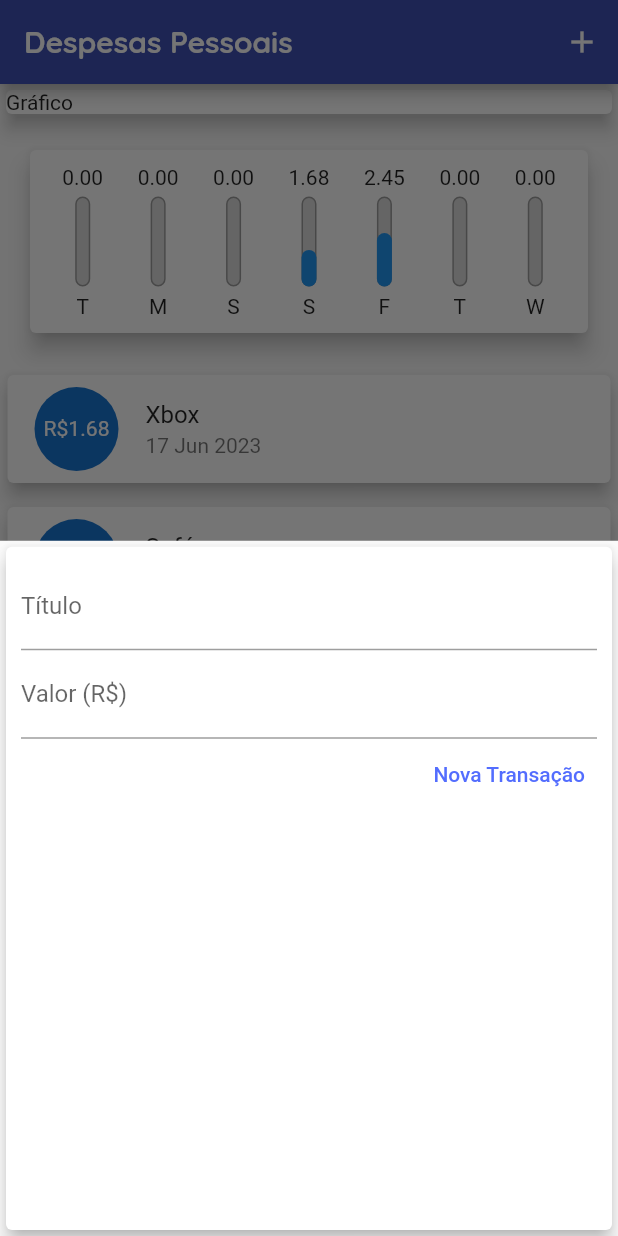
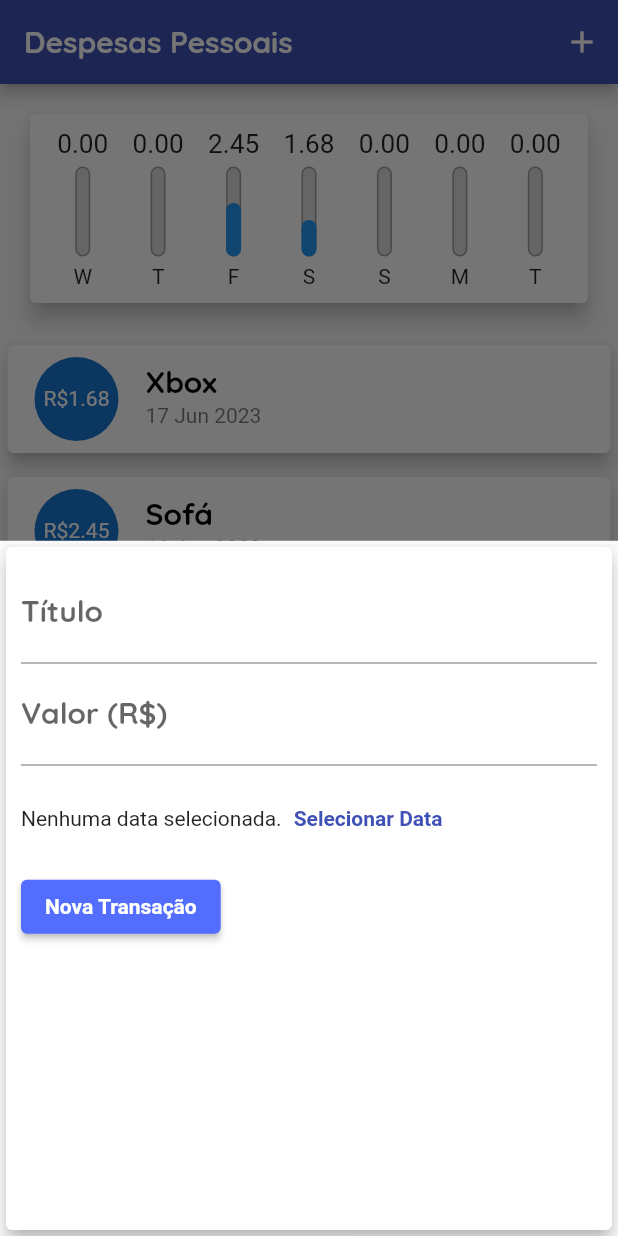
Before and after one commit to GuilhermeAmaroDev/projeto_despesas, a Flutter app: the screen it shows after launch, after a tap on the "add" icon, on a phone screen of 412 x 824 dp. Run offline on Flutter 3.47's test engine with Material 2 defaults, Android fonts, the phone set to English and light mode, and no system bars.

Commit message:
alterações ao adicionar itens

```diff
--- a/lib/components/chart.dart
+++ b/lib/components/chart.dart
@@ -31,7 +31,7 @@ class Chart extends StatelessWidget {
       return {
       'day': DateFormat.E().format(weekDay)[0],
       'value' : totalSum };
-    });
+    }).reversed.toList();
   }
 
   ///Para calcular o total que foi gasto na semana
--- a/lib/components/chart_bar.dart
+++ b/lib/components/chart_bar.dart
@@ -12,8 +12,11 @@ class ChartBar extends StatelessWidget {
   Widget build(BuildContext context) {
     return Column(
       children: [
-        FittedBox(
-            child: Text('${value.toStringAsFixed(2)}'),
+        Container(
+          height: 20,
+          child: FittedBox(
+              child: Text('${value.toStringAsFixed(2)}'),
+          ),
         ),
         SizedBox(height: 5),
         Container(
--- a/lib/components/transaction_form.dart
+++ b/lib/components/transaction_form.dart
@@ -14,15 +14,14 @@ class _TransactionFormState extends State<TransactionForm> {
 
   final valueController = TextEditingController();
 
-  _submitForm()
-  {
-      final title =  titleController.text;
-      final value =  double.tryParse(valueController.text) ?? 0.0;
+  _submitForm() {
+    final title = titleController.text;
+    final value = double.tryParse(valueController.text) ?? 0.0;
 
-      if(title.isEmpty || value <= 0 ){
-        return;
-      }
-      widget.onSubmit(title, value);
+    if (title.isEmpty || value <= 0) {
+      return;
+    }
+    widget.onSubmit(title, value);
   }
 
   @override
@@ -36,26 +35,41 @@ class _TransactionFormState extends State<TransactionForm> {
             TextField(
               controller: titleController,
               onSubmitted: (_) => _submitForm(),
-              decoration: InputDecoration
-            (labelText: 'Título'),
+              decoration: InputDecoration(labelText: 'Título'),
             ),
             TextField(
               controller: valueController,
-              keyboardType: const TextInputType.numberWithOptions(decimal: true),
+              keyboardType:
+                  const TextInputType.numberWithOptions(decimal: true),
               onSubmitted: (_) => _submitForm(),
-              decoration: InputDecoration(
+              decoration: const InputDecoration(
                 labelText: 'Valor (R\$)',
               ),
             ),
+            Container(
+              height: 70,
+              child: Row(
+                children: [
+                  const Text('Nenhuma data selecionada.'),
+                  TextButton(
+                    onPressed: () {},
+                    child: Text('Selecionar Data'),
+                    style: TextButton.styleFrom(
+                        foregroundColor: Theme.of(context).colorScheme.primary
+                    ),
+                  ),
+                ],
+              ),
+            ),
             Row(
-              mainAxisAlignment: MainAxisAlignment.end,
+              mainAxisAlignment: MainAxisAlignment.start,
               children: [
-                TextButton(
+                ElevatedButton(
                   onPressed: _submitForm,
                   child: Text('Nova Transação'),
                   style: TextButton.styleFrom(
-                    foregroundColor: Colors.indigoAccent,
-                  ),
+                    backgroundColor: Theme.of(context).colorScheme.secondary,
+                          foregroundColor: Theme.of(context).textTheme.labelLarge?.color)
                 ),
               ],
             )
--- a/lib/main.dart
+++ b/lib/main.dart
@@ -20,14 +20,19 @@ class DespesasApp extends StatelessWidget {
         theme: tema.copyWith(
           colorScheme: tema.colorScheme.copyWith(
             primary: Colors.indigo,
-            secondary: Colors.indigo,
+            secondary: Colors.indigoAccent,
           ),
           textTheme: tema.textTheme.copyWith(
-            headline6: const TextStyle(
+            titleMedium: const TextStyle(
               fontFamily: 'Quicksand',
               fontSize: 20,
+              fontWeight: FontWeight.bold,
+              color: Colors.black,
+            ),
+            labelLarge: const TextStyle(
               color: Colors.white,
-            ),
+              fontWeight: FontWeight.bold
+            )
           ),
           appBarTheme: const AppBarTheme(
             titleTextStyle: TextStyle(
@@ -106,10 +111,10 @@ class _MyHomePageState extends State<MyHomePage> {
       body: SingleChildScrollView(
         child:
             Column(crossAxisAlignment: CrossAxisAlignment.stretch, children: [
-          Container(
-            width: double.infinity,
-            child: const Card(elevation: 5, child: Text('Gráfico')),
-          ),
+          // Container(
+          //   width: double.infinity,
+          //   child: const Card(elevation: 5, child: Text('Gráfico')),
+          // ),
           Chart(_recentTransactions),
           TransactionList(_transactions)
         ]),
```
